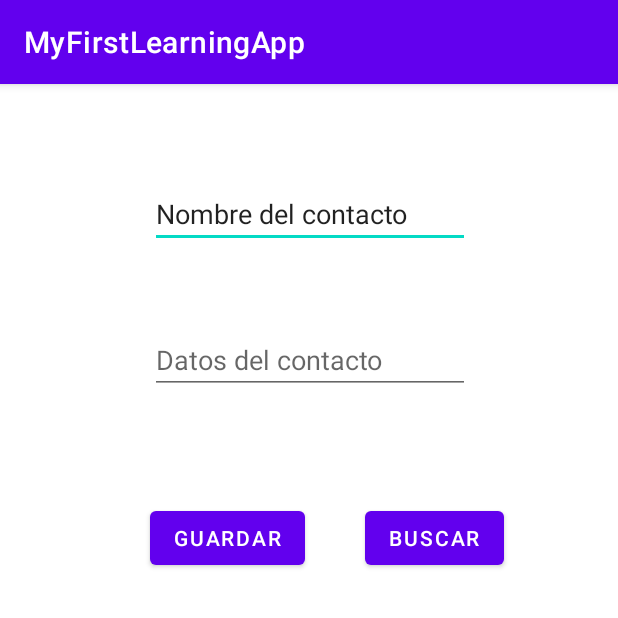
After one commit to pablotardio/curso-android-GDE, an Android app: the ContactsSharedPrefs screen opened directly, with no data from a screen before it, on a phone screen of 412 x 824 dp, the top half of it. The commit adds this screen. Run offline under Robolectric (Android 15) with nearby library versions, the phone set to English and light mode, and no system bars.

Commit message:
Example 27: Contacts in SharedPrefs Activity Screen Done

```diff
--- a/app/src/main/AndroidManifest.xml
+++ b/app/src/main/AndroidManifest.xml
@@ -9,7 +9,8 @@
         android:roundIcon="@mipmap/ic_launcher_round"
         android:supportsRtl="true"
         android:theme="@style/Theme.MyFirstLearningApp">
-        <activity android:name=".SharedPreferencesTest"></activity>
+        <activity android:name=".ContactsSharedPrefs"></activity>
+        <activity android:name=".SharedPreferencesTest" />
         <activity android:name=".WebViewOpeningPage" />
         <activity android:name=".WebViewDataWrite" />
         <activity android:name=".PantallaConDatoExterno" />
--- /dev/null
+++ b/app/src/main/java/com/example/myfirstlearningapp/ContactsSharedPrefs.java
@@ -0,0 +1,14 @@
+package com.example.myfirstlearningapp;
+
+import androidx.appcompat.app.AppCompatActivity;
+
+import android.os.Bundle;
+
+public class ContactsSharedPrefs extends AppCompatActivity {
+
+    @Override
+    protected void onCreate(Bundle savedInstanceState) {
+        super.onCreate(savedInstanceState);
+        setContentView(R.layout.activity_contacts_shared_prefs);
+    }
+}
--- /dev/null
+++ b/app/src/main/res/layout/activity_contacts_shared_prefs.xml
@@ -0,0 +1,53 @@
+<?xml version="1.0" encoding="utf-8"?>
+<androidx.constraintlayout.widget.ConstraintLayout xmlns:android="http://schemas.android.com/apk/res/android"
+    xmlns:app="http://schemas.android.com/apk/res-auto"
+    xmlns:tools="http://schemas.android.com/tools"
+    android:layout_width="match_parent"
+    android:layout_height="match_parent"
+    tools:context=".ContactsSharedPrefs">
+
+    <EditText
+        android:id="@+id/editTextContact01"
+        android:layout_width="wrap_content"
+        android:layout_height="wrap_content"
+        android:layout_marginStart="100dp"
+        android:layout_marginTop="64dp"
+        android:ems="10"
+        android:inputType="textPersonName"
+        android:text="@string/string_ContactsSharedPreferences_nameText"
+        app:layout_constraintStart_toStartOf="parent"
+        app:layout_constraintTop_toTopOf="parent" />
+
+    <EditText
+        android:id="@+id/editTextMultilineContact01"
+        android:layout_width="wrap_content"
+        android:layout_height="wrap_content"
+        android:layout_marginStart="100dp"
+        android:layout_marginTop="52dp"
+        android:ems="10"
+        android:gravity="start|top"
+        android:hint="@string/string_ContactsSharedPreferences_searchText"
+        android:inputType="textMultiLine"
+        app:layout_constraintStart_toStartOf="parent"
+        app:layout_constraintTop_toBottomOf="@+id/editTextContact01" />
+
+    <Button
+        android:id="@+id/buttonContactSave"
+        android:layout_width="wrap_content"
+        android:layout_height="wrap_content"
+        android:layout_marginStart="100dp"
+        android:layout_marginTop="72dp"
+        android:text="@string/string_ContactsSharedPreferences_saveButton"
+        app:layout_constraintStart_toStartOf="parent"
+        app:layout_constraintTop_toBottomOf="@+id/editTextMultilineContact01" />
+
+    <Button
+        android:id="@+id/buttonContactSearch"
+        android:layout_width="wrap_content"
+        android:layout_height="wrap_content"
+        android:layout_marginStart="40dp"
+        android:layout_marginTop="72dp"
+        android:text="@string/string_ContactsSharedPreferences_searchButton"
+        app:layout_constraintStart_toEndOf="@+id/buttonContactSave"
+        app:layout_constraintTop_toBottomOf="@+id/editTextMultilineContact01" />
+</androidx.constraintlayout.widget.ConstraintLayout>
--- a/app/src/main/res/values/strings.xml
+++ b/app/src/main/res/values/strings.xml
@@ -12,12 +12,16 @@
     <string name="string_radioButton_radioCalculator_suma">Suma</string>
     <string name="string_radioButton_radioCalculator_resta">Resta</string>
     <string name="string_textView_radioCalculator_result">Resultado</string>
+
     <string name="string_radioButton_radioCalculator_mul">Multiplicacion</string>
     <string name="string_radioButton_radioCalculator_div">Division</string>
+
     <string name="string_imageButton_description">Descripcion generica</string>
+
     <string name="string_formValidation_name">Nombrea</string>
     <string name="string_formValidation_pass">Password</string>
     <string name="string_formValidation_button">Registrar</string>
+
     <string name="string_allActivities_mainCalculator">Main -calculator</string>
     <string name="string_allActivities_radioCalculator">Radio calculator</string>
     <string name="string_allActivities_screeCalculator">Screen calculator</string>
@@ -30,8 +34,15 @@
     <string name="string_allActivities_webView">Web View</string>
     <string name="string_allActivities_SharedPreferences">Shared Prefs</string>
     <string name="string_allActivities_webView_TV">Introduzca Pagina web</string>
+
     <string name="string_allActivities_webView_ButtonSend">Enviar Datos</string>
     <string name="string_allActivities_webView_Button02">Atras</string>
+
     <string name="string_SharedPreferences_titulo">Esto es una prueba de Shared Preferences</string>
     <string name="string_SharedPreferences_guardar">Guardar</string>
+
+    <string name="string_ContactsSharedPreferences_nameText">Nombre del contacto</string>
+    <string name="string_ContactsSharedPreferences_searchText">Datos del contacto</string>
+    <string name="string_ContactsSharedPreferences_saveButton">Guardar</string>
+    <string name="string_ContactsSharedPreferences_searchButton">Buscar</string>
 </resources>
```
